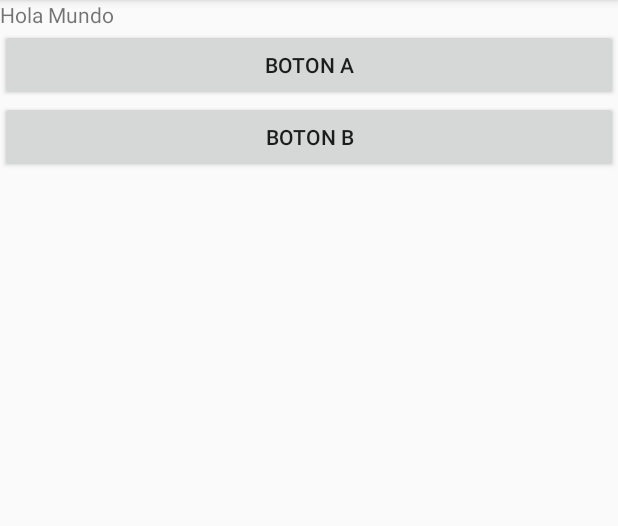
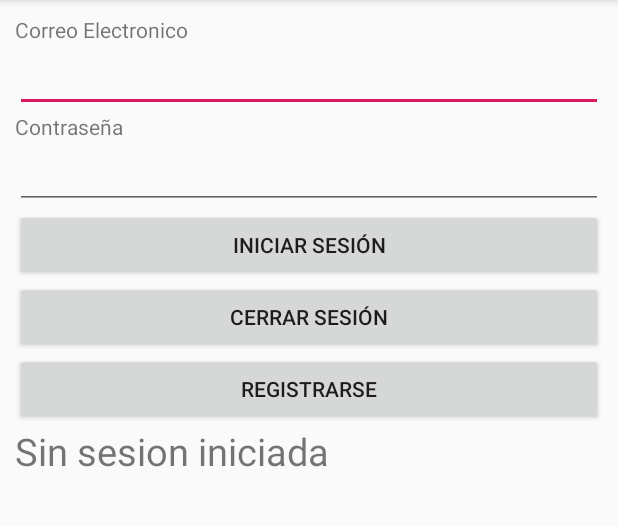
Before and after one commit to faradius/CursoFirebaseCF, an Android app: the screen it shows after launch (MainActivity before the commit, AuthenticationMainActivity after it), on a phone screen of 412 x 824 dp, the part 84-610 px from its top. Run offline under Robolectric (Android 15) with nearby library versions, the phone set to English and light mode, and no system bars; our stand-ins replace Firebase (no records; nobody signed in at launch, a user with empty details on screens opened directly).

Commit message:
Ejemplo de Auntenticacion con correo en Firebase Terminado

```diff
--- /dev/null
+++ b/app/src/main/java/com/example/cursofirebasecf/Ejemplo1_Authentication/AuthenticationMainActivity.java
@@ -0,0 +1,154 @@
+package com.example.cursofirebasecf.Ejemplo1_Authentication;
+
+import android.support.annotation.NonNull;
+import android.support.v7.app.AppCompatActivity;
+import android.os.Bundle;
+import android.util.Log;
+import android.view.View;
+import android.widget.Button;
+import android.widget.EditText;
+import android.widget.TextView;
+import android.widget.Toast;
+
+import com.example.cursofirebasecf.R;
+import com.google.android.gms.tasks.OnCompleteListener;
+import com.google.android.gms.tasks.Task;
+import com.google.firebase.auth.AuthResult;
+import com.google.firebase.auth.FirebaseAuth;
+import com.google.firebase.auth.FirebaseUser;
+
+public class AuthenticationMainActivity extends AppCompatActivity {
+    private static final String TAG = "AuthMainActivity";
+    Button registrar,iniciarSesion,cerrarSesion;
+    EditText correo, pass;
+    TextView estado;
+    private FirebaseAuth mAuth;
+    private  FirebaseAuth.AuthStateListener mAuthStateListener;
+
+    @Override
+    protected void onCreate(Bundle savedInstanceState) {
+        super.onCreate(savedInstanceState);
+        setContentView(R.layout.activity_authentication_main);
+
+        registrar = findViewById(R.id.register);
+        iniciarSesion = findViewById(R.id.login);
+        cerrarSesion = findViewById(R.id.logout);
+
+        correo = findViewById(R.id.correo);
+        pass = findViewById(R.id.password);
+
+        estado = findViewById(R.id.state);
+
+        mAuth = FirebaseAuth.getInstance();
+        mAuthStateListener = new FirebaseAuth.AuthStateListener() {
+            @Override
+            public void onAuthStateChanged(@NonNull FirebaseAuth firebaseAuth) {
+                FirebaseUser user = firebaseAuth.getCurrentUser();
+
+                if(user!=null){
+                    Log.d(TAG,"Esta logeado: " + user.getUid());
+                }else{
+                   Log.d(TAG, "No esta logeado");
+                }
+            }
+        };
+
+        iniciarSesion.setOnClickListener(new View.OnClickListener() {
+            @Override
+            public void onClick(View v) {
+                signIn();
+            }
+        });
+
+        registrar.setOnClickListener(new View.OnClickListener() {
+            @Override
+            public void onClick(View v) {
+                createUser();
+            }
+        });
+
+        cerrarSesion.setOnClickListener(new View.OnClickListener() {
+            @Override
+            public void onClick(View v) {
+                signOut();
+            }
+        });
+
+        updateState();
+    }
+
+    private void updateState(){
+        FirebaseUser user = mAuth.getCurrentUser();
+        if (user != null){
+            estado.setText("Sesion Iniciada: "+ user.getEmail());
+        }else{
+            estado.setText("Sin sesion iniciada");
+        }
+    }
+
+    private  void createUser(){
+        String email,password;
+        if (!checkFields()){
+            Toast.makeText(getApplicationContext(),"Datos incorrectos", Toast.LENGTH_SHORT).show();
+        }else {
+            email = correo.getText().toString();
+            password = pass.getText().toString();
+
+            mAuth.createUserWithEmailAndPassword(email,password).addOnCompleteListener(this, new OnCompleteListener<AuthResult>() {
+                @Override
+                public void onComplete(@NonNull Task<AuthResult> task) {
+                    if (task.isSuccessful()){
+                        Toast.makeText(getApplicationContext(),"Se creo el usuario", Toast.LENGTH_SHORT).show();
+                    }else {
+                        Toast.makeText(getApplicationContext(),"No se pudo crear el usuario", Toast.LENGTH_SHORT).show();
+                    }
+                }
+            });
+        }
+    }
+
+    private void signIn(){
+        String emailSign, passwordSign;
+        if (!checkFields()){
+            Toast.makeText(getApplicationContext(),"Datos incorrectos", Toast.LENGTH_SHORT).show();
+        }else {
+            emailSign = correo.getText().toString();
+            passwordSign = pass.getText().toString();
+
+            mAuth.signInWithEmailAndPassword(emailSign,passwordSign).addOnCompleteListener(this, new OnCompleteListener<AuthResult>() {
+                @Override
+                public void onComplete(@NonNull Task<AuthResult> task) {
+                    if (task.isSuccessful()){
+                        Toast.makeText(getApplicationContext(),"Sign in", Toast.LENGTH_SHORT).show();
+                    }else{
+                        Toast.makeText(getApplicationContext(),"Sign in failed",Toast.LENGTH_SHORT).show();
+                    }
+
+                    updateState();
+                }
+            });
+        }
+    }
+
+    private void signOut(){
+        mAuth.signOut();
+        updateState();
+    }
+    private boolean checkFields(){
+        String correoCheck,passCheck;
+        correoCheck = correo.getText().toString();
+        passCheck = pass.getText().toString();
+
+        if (correoCheck.isEmpty()){
+            Toast.makeText(getApplicationContext(),"Escribir un correo",Toast.LENGTH_SHORT).show();
+            return false;
+        }
+        if (passCheck.isEmpty()){
+            Toast.makeText(getApplicationContext(),"Escribir una contraseña", Toast.LENGTH_LONG).show();
+            return false;
+        }
+
+        return true;
+    }
+
+}
--- /dev/null
+++ b/app/src/main/res/layout/activity_authentication_main.xml
@@ -0,0 +1,57 @@
+<?xml version="1.0" encoding="utf-8"?>
+<LinearLayout xmlns:android="http://schemas.android.com/apk/res/android"
+    xmlns:app="http://schemas.android.com/apk/res-auto"
+    xmlns:tools="http://schemas.android.com/tools"
+    android:layout_width="match_parent"
+    android:layout_height="match_parent"
+    tools:context=".Ejemplo1_Authentication.AuthenticationMainActivity"
+    android:layout_margin="10dp"
+    android:orientation="vertical">
+
+    <TextView
+        android:layout_width="match_parent"
+        android:layout_height="wrap_content"
+        android:text="@string/correo_electronico"/>
+
+    <EditText
+        android:id="@+id/correo"
+        android:layout_width="match_parent"
+        android:layout_height="wrap_content" />
+
+    <TextView
+        android:layout_width="match_parent"
+        android:layout_height="wrap_content"
+        android:text="@string/contrasenia"/>
+
+    <EditText
+        android:id="@+id/password"
+        android:layout_width="match_parent"
+        android:layout_height="wrap_content" />
+
+    <Button
+        android:id="@+id/login"
+        android:layout_width="match_parent"
+        android:layout_height="wrap_content"
+        android:text="@string/login"/>
+
+    <Button
+        android:id="@+id/logout"
+        android:layout_width="match_parent"
+        android:layout_height="wrap_content"
+        android:text="@string/logout"/>
+
+    <Button
+        android:id="@+id/register"
+        android:layout_width="match_parent"
+        android:layout_height="wrap_content"
+        android:text="@string/register"/>
+
+    <TextView
+        android:id="@+id/state"
+        android:layout_width="match_parent"
+        android:layout_height="wrap_content"
+        android:text="@string/state"
+        android:textSize="25sp"/>
+
+
+</LinearLayout>
--- a/app/src/main/res/values/strings.xml
+++ b/app/src/main/res/values/strings.xml
@@ -3,4 +3,10 @@
     <string name="boton_a">Boton A</string>
     <string name="boton_b">Boton B</string>
     <string name="frase">Hola Mundo</string>
+    <string name="correo_electronico">Correo Electronico</string>
+    <string name="contrasenia">Contraseña</string>
+    <string name="login">Iniciar Sesión</string>
+    <string name="logout">Cerrar Sesión</string>
+    <string name="register">Registrarse</string>
+    <string name="state">Estado</string>
 </resources>
```
Also changed, not shown: app/src/main/AndroidManifest.xml (+6 -2 lines).
